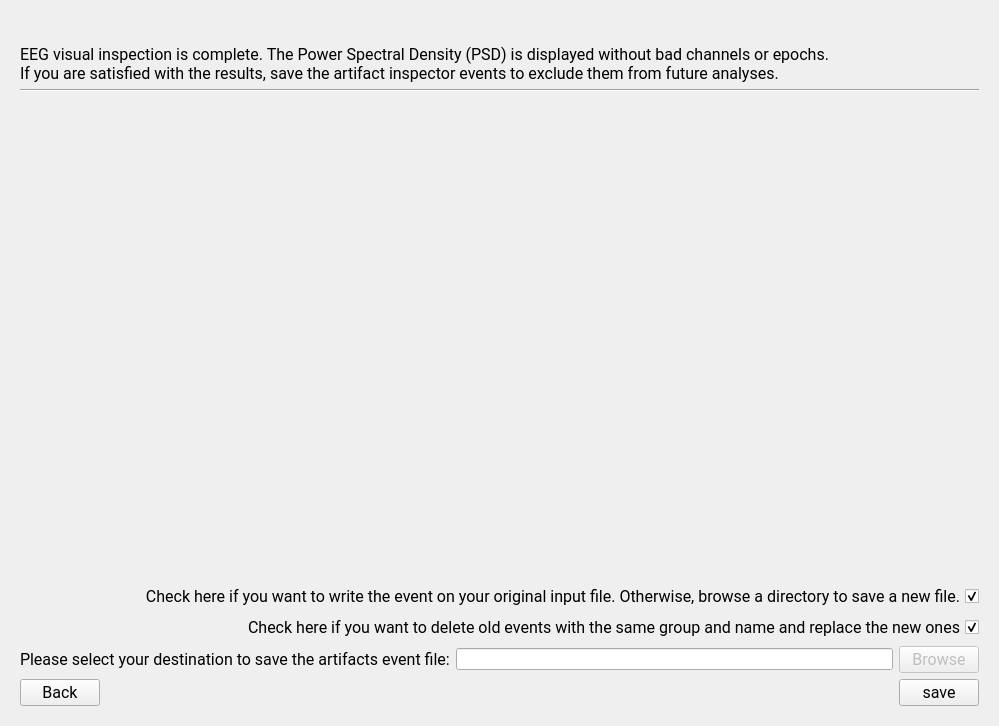
Old version of the form apps/CEAMSApps/EEGInspector/ui/Ui_EEGInspectorView.ui in the repository SnoozToolbox/snooz-package-ceams.
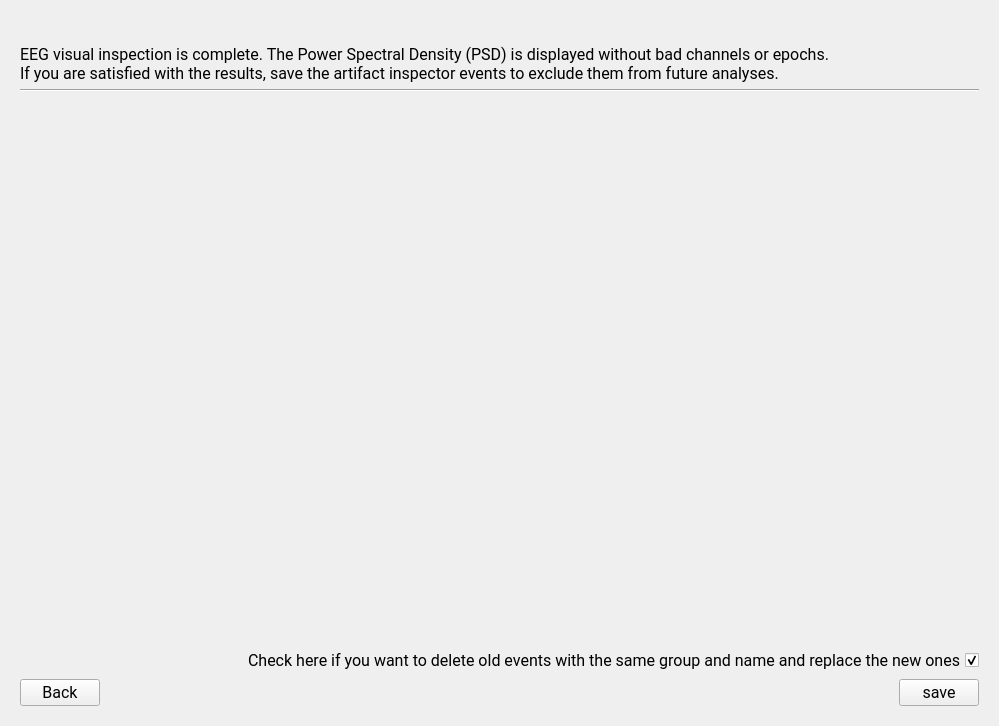
New version of the form. The open tabs and pages were chosen to show the change.

Commit message: EEGInspector: Add support for 256-channel montage with automatic non-brain channel detection. Save inspector annotations to the default annotation files and increase version to 2.4.0.

Patch:
```diff
--- a/apps/CEAMSApps/EEGInspector/ui/Ui_EEGInspectorView.ui
+++ b/apps/CEAMSApps/EEGInspector/ui/Ui_EEGInspectorView.ui
@@ -721,44 +721,6 @@
          </property>
         </spacer>
        </item>
-       <item>
-        <layout class="QHBoxLayout" name="horizontalLayout_4">
-         <item>
-          <spacer name="horizontalSpacer">
-           <property name="orientation">
-            <enum>Qt::Orientation::Horizontal</enum>
-           </property>
-           <property name="sizeHint" stdset="0">
-            <size>
-             <width>40</width>
-             <height>20</height>
-            </size>
-           </property>
-          </spacer>
-         </item>
-         <item>
-          <widget class="QCheckBox" name="checkBox_same_file">
-           <property name="font">
-            <font>
-             <family>Roboto</family>
-             <pointsize>12</pointsize>
-             <italic>false</italic>
-             <bold>false</bold>
-            </font>
-           </property>
-           <property name="layoutDirection">
-            <enum>Qt::LayoutDirection::RightToLeft</enum>
-           </property>
-           <property name="text">
-            <string>Check here if you want to write the event on your original input file. Otherwise, browse a directory to save a new file.</string>
-           </property>
-           <property name="checked">
-            <bool>true</bool>
-           </property>
-          </widget>
-         </item>
-        </layout>
-       </item>
        <item>
         <layout class="QHBoxLayout" name="horizontalLayout_5">
          <item>
@@ -797,46 +759,6 @@
          </item>
         </layout>
        </item>
-       <item>
-        <layout class="QHBoxLayout" name="horizontalLayout_41">
-         <item>
-          <widget class="QLabel" name="desc_label42">
-           <property name="font">
-            <font>
-             <family>Roboto</family>
-             <pointsize>12</pointsize>
-             <italic>false</italic>
-             <bold>false</bold>
-            </font>
-           </property>
-           <property name="text">
-            <string>Please select your destination to save the artifacts event file:</string>
-           </property>
-          </widget>
-         </item>
-         <item>
-          <widget class="QLineEdit" name="save_lineedit"/>
-         </item>
-         <item>
-          <widget class="QPushButton" name="BrowseButton">
-           <property name="enabled">
-            <bool>false</bool>
-           </property>
-           <property name="font">
-            <font>
-             <family>Roboto</family>
-             <pointsize>12</pointsize>
-             <italic>false</italic>
-             <bold>false</bold>
-            </font>
-           </property>
-           <property name="text">
-            <string>Browse</string>
-           </property>
-          </widget>
-         </item>
-        </layout>
-       </item>
        <item>
         <layout class="QHBoxLayout" name="horizontalLayout_42">
          <item>
```
The commit also changes 6 other files.
